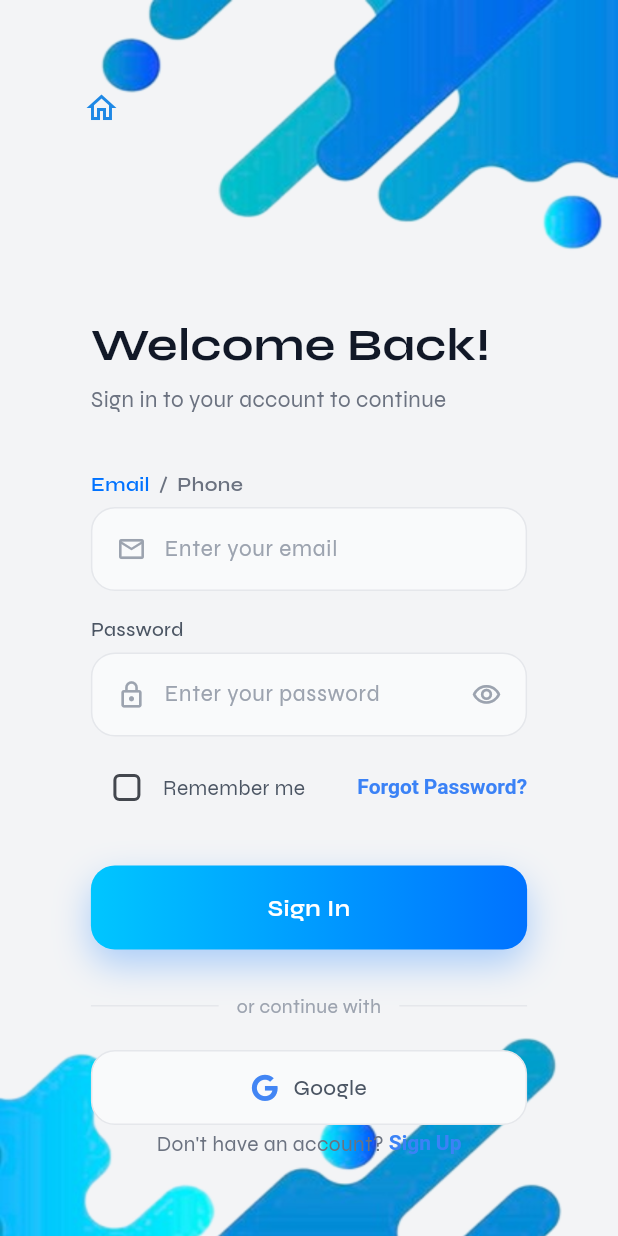
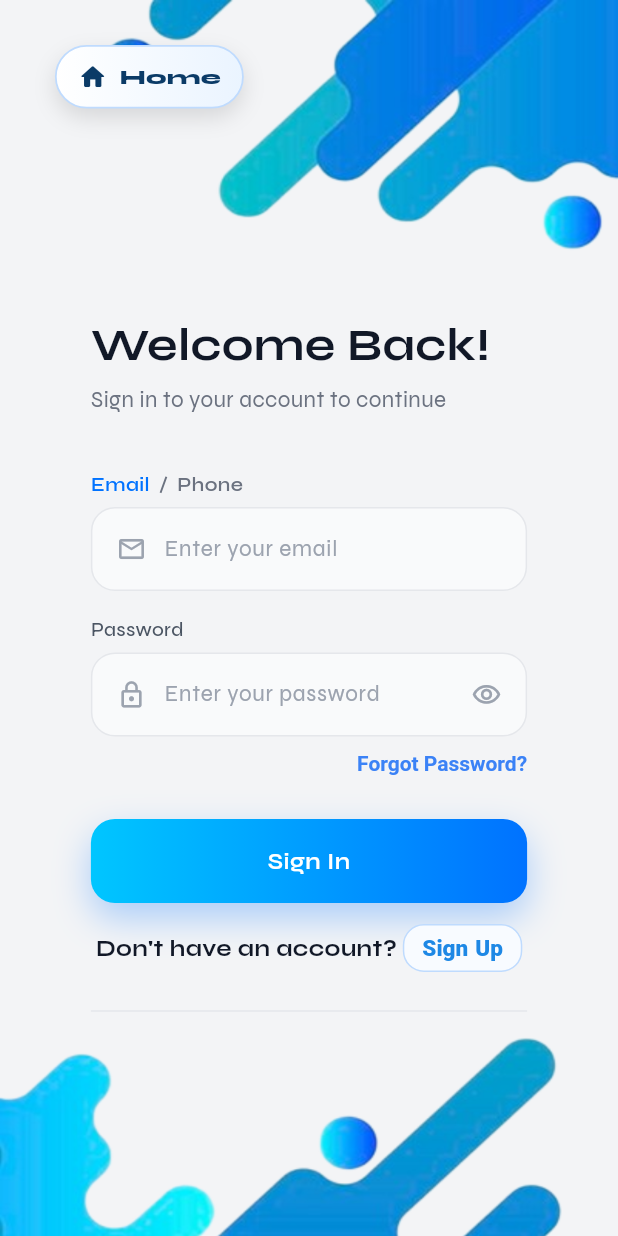
Before and after one commit to DENBARIT/CityWaterFlutterManagement, a Flutter app: the screen it shows after launch, after a tap on "Get Started!", after a tap on "Sign In", on a phone screen of 412 x 824 dp. Run offline on Flutter 3.47's test engine with Material 3 defaults, Android fonts, the phone set to English and light mode, and no system bars; our stand-ins replace camera, dropdown_search, flutter_svg, flutter_tts, font_awesome_flutter, google_fonts and 3 more; missing offline and left inert: google_mlkit_text_recognition; network calls fail.

Commit message:
feat(auth): simplify login UI—remove Google sign-in and Remember Me, add styled Home pill, adjust spacing and emphasize Sign Up

```diff
--- a/flutter_frontend/lib/screens/auth/login_screen.dart
+++ b/flutter_frontend/lib/screens/auth/login_screen.dart
@@ -1,6 +1,6 @@
 import 'package:flutter/material.dart';
 import 'package:font_awesome_flutter/font_awesome_flutter.dart';
-import 'package:city_water_flutter/features/home/main.dart' as aqua_home;
+import 'package:city_water_flutter/my_flutter_app/main.dart' as aqua_home;
 import 'package:city_water_flutter/screens/auth/forgot_password_screen.dart';
 import 'package:city_water_flutter/screens/auth/register_screen.dart';
 import 'package:city_water_flutter/screens/post_sign_in_page.dart';
@@ -55,7 +55,6 @@ class _LoginScreenState extends State<LoginScreen> {
   bool _signinHover = false;
   bool _homeHover = false;
   bool _showPassword = false;
-  bool _rememberMe = false;
   bool _isSubmitting = false;
   final Map<String, bool> _socialHover = <String, bool>{};
 
@@ -136,15 +135,6 @@ class _LoginScreenState extends State<LoginScreen> {
         setState(() => _isSubmitting = false);
       }
     }
-  }
-
-  Future<void> _handleGoogleSignIn() async {
-    if (!mounted) return;
-    ScaffoldMessenger.of(context).showSnackBar(
-      const SnackBar(
-        content: Text('Google sign-in is disabled in this build.'),
-      ),
-    );
   }
 
   Future<void> _handleFacebookSignIn() async {
@@ -245,16 +235,17 @@ class _LoginScreenState extends State<LoginScreen> {
                     child: Stack(
                       children: [
                         Positioned(
-                          left: 25,
-                          top: 40,
+                          left: 16,
+                          top: 18,
                           child: MouseRegion(
                             cursor: SystemMouseCursors.click,
                             onEnter: (_) => setState(() => _homeHover = true),
                             onExit: (_) => setState(() => _homeHover = false),
                             child: Material(
                               color: Colors.transparent,
+                              elevation: 0,
                               child: InkWell(
-                                borderRadius: BorderRadius.circular(20),
+                                borderRadius: BorderRadius.circular(24),
                                 onTap: () {
                                   Navigator.of(context).pushAndRemoveUntil(
                                     MaterialPageRoute(
@@ -265,22 +256,64 @@ class _LoginScreenState extends State<LoginScreen> {
                                   );
                                 },
                                 child: AnimatedContainer(
-                                  duration: const Duration(milliseconds: 180),
+                                  duration: const Duration(milliseconds: 200),
+                                  curve: Curves.easeOutCubic,
                                   padding: const EdgeInsets.symmetric(
-                                    horizontal: 10,
-                                    vertical: 8,
+                                    horizontal: 14,
+                                    vertical: 10,
                                   ),
                                   decoration: BoxDecoration(
+                                    gradient: LinearGradient(
+                                      colors: _homeHover
+                                          ? const [
+                                              Color(0xFF0B3B67),
+                                              Color(0xFF1E90FF),
+                                            ]
+                                          : const [
+                                              Color(0xFFFFFFFF),
+                                              Color(0xFFEAF4FF),
+                                            ],
+                                    ),
+                                    borderRadius: BorderRadius.circular(24),
+                                    border: Border.all(
                                       color: _homeHover
-                                        ? const Color(0xFF0D47A1)
-                                        : Colors.transparent,
-                                    borderRadius: BorderRadius.circular(20),
+                                          ? const Color(0xFF1E90FF)
+                                          : const Color(0xFFBFDBFE),
+                                      width: 1.2,
                                     ),
-                                  child: Icon(
-                                    Icons.home_outlined,
+                                    boxShadow: [
+                                      BoxShadow(
+                                        color: Colors.black.withValues(
+                                          alpha: _homeHover ? 0.26 : 0.12,
+                                        ),
+                                        blurRadius: _homeHover ? 18 : 12,
+                                        offset: const Offset(0, 6),
+                                      ),
+                                    ],
+                                  ),
+                                  child: Row(
+                                    mainAxisSize: MainAxisSize.min,
+                                    children: [
+                                      Icon(
+                                        Icons.home_rounded,
+                                        size: 20,
                                         color: _homeHover
                                             ? Colors.white
-                                        : const Color(0xFF1E88E5),
+                                            : const Color(0xFF0B3B67),
+                                      ),
+                                      const SizedBox(width: 8),
+                                      Text(
+                                        'Home',
+                                        style: TextStyle(
+                                          fontSize: 13.5,
+                                          fontWeight: FontWeight.w800,
+                                          letterSpacing: 0.2,
+                                          color: _homeHover
+                                              ? Colors.white
+                                              : const Color(0xFF0B3B67),
+                                        ),
+                                      ),
+                                    ],
                                   ),
                                 ),
                               ),
@@ -387,36 +420,9 @@ class _LoginScreenState extends State<LoginScreen> {
                                 _passwordField(),
                                 const SizedBox(height: 10),
 
-                                Row(
-                                  mainAxisAlignment:
-                                      MainAxisAlignment.spaceBetween,
-                                  children: [
-                                    Row(
-                                      children: [
-                                        Checkbox(
-                                          value: _rememberMe,
-                                          onChanged: (value) {
-                                            setState(() {
-                                              _rememberMe = value!;
-                                            });
-                                          },
-                                          shape: RoundedRectangleBorder(
-                                            borderRadius: BorderRadius.circular(
-                                              4,
-                                            ),
-                                          ),
-                                          activeColor: const Color(0xFF0072FF),
-                                        ),
-                                        const Text(
-                                          'Remember me',
-                                          style: TextStyle(
-                                            fontSize: 14,
-                                            color: Color(0xFF4B5563),
-                                          ),
-                                        ),
-                                      ],
-                                    ),
-                                    MouseRegion(
+                                Align(
+                                  alignment: Alignment.centerRight,
+                                  child: MouseRegion(
                                     onEnter: (_) {
                                       setState(() => _forgotHover = true);
                                     },
@@ -439,7 +445,7 @@ class _LoginScreenState extends State<LoginScreen> {
                                         ),
                                         style: TextStyle(
                                           fontSize: 14,
-                                            fontWeight: FontWeight.w600,
+                                          fontWeight: FontWeight.w700,
                                           color: _forgotHover
                                               ? const Color(0xFF003A8F)
                                               : const Color(0xFF3B82F6),
@@ -451,7 +457,6 @@ class _LoginScreenState extends State<LoginScreen> {
                                       ),
                                     ),
                                   ),
-                                  ],
                                 ),
                                 const SizedBox(height: 28),
 
@@ -459,75 +464,45 @@ class _LoginScreenState extends State<LoginScreen> {
                                 _gradientButton('Sign In', () {
                                   _handleSignIn();
                                 }),
-                                const SizedBox(height: 28),
-
-                                // Divider
-                                _orDivider(),
-                                const SizedBox(height: 20),
-
-                                // Social buttons
-                                Row(
-                                  children: [
-                                    Expanded(
-                                      child: _socialButton(
-                                        label: 'Google',
-                                        icon: _googleMulticolorIcon(),
-                                        onTap: _handleGoogleSignIn,
-                                      ),
-                                    ),
-                                    if (AuthService.facebookLoginEnabled) ...[
-                                      const SizedBox(width: 12),
-                                      Expanded(
-                                        child: _socialButton(
-                                          label: 'Facebook',
-                                          icon: const FaIcon(
-                                            FontAwesomeIcons.facebook,
-                                            size: 18,
-                                            color: Color(0xFF1877F2),
-                                          ),
-                                          onTap: _handleFacebookSignIn,
-                                        ),
-                                      ),
-                                    ],
-                                  ],
-                                ),
-
-                                const Spacer(),
+                                const SizedBox(height: 14),
 
                                 // Sign up
                                 Center(
                                   child: Row(
                                     mainAxisAlignment: MainAxisAlignment.center,
+                                    mainAxisSize: MainAxisSize.min,
                                     children: [
                                       const Text(
                                         "Don't have an account? ",
                                         style: TextStyle(
-                                          fontSize: 14,
-                                          color: Color(0xFF6B7280),
+                                          fontSize: 15,
+                                          fontWeight: FontWeight.w700,
+                                          color: Color(0xFF111827),
                                         ),
                                       ),
                                       MouseRegion(
-                                        onEnter: (_) =>
-                                            setState(() => _signupHover = true),
+                                        onEnter: (_) => setState(
+                                          () => _signupHover = true,
+                                        ),
                                         onExit: (_) => setState(
                                           () => _signupHover = false,
                                         ),
                                         child: GestureDetector(
                                           behavior: HitTestBehavior.opaque,
                                           onTapDown: (_) {
-                                            setState(
-                                              () => _signupPressed = true,
-                                            );
+                                            setState(() {
+                                              _signupPressed = true;
+                                            });
                                           },
                                           onTapCancel: () {
-                                            setState(
-                                              () => _signupPressed = false,
-                                            );
+                                            setState(() {
+                                              _signupPressed = false;
+                                            });
                                           },
                                           onTapUp: (_) {
-                                            setState(
-                                              () => _signupPressed = false,
-                                            );
+                                            setState(() {
+                                              _signupPressed = false;
+                                            });
                                           },
                                           onTap: () {
                                             Navigator.of(context).push(
@@ -537,31 +512,67 @@ class _LoginScreenState extends State<LoginScreen> {
                                               ),
                                             );
                                           },
+                                          child: AnimatedContainer(
+                                            duration: const Duration(
+                                              milliseconds: 180,
+                                            ),
+                                            padding: const EdgeInsets.symmetric(
+                                              horizontal: 12,
+                                              vertical: 6,
+                                            ),
+                                            decoration: BoxDecoration(
+                                              color: (_signupHover ||
+                                                      _signupPressed)
+                                                  ? const Color(0xFFEAF3FF)
+                                                  : const Color(0xFFF8FBFF),
+                                              borderRadius:
+                                                  BorderRadius.circular(14),
+                                              border: Border.all(
+                                                color: (_signupHover ||
+                                                        _signupPressed)
+                                                    ? const Color(0xFF1E88E5)
+                                                    : const Color(0xFFBFDBFE),
+                                              ),
+                                            ),
                                             child: AnimatedDefaultTextStyle(
                                               duration: const Duration(
-                                              milliseconds: 200,
+                                                milliseconds: 180,
                                               ),
                                               style: TextStyle(
-                                              fontSize: 14,
-                                              fontWeight: FontWeight.w600,
-                                              color:
-                                                  (_signupHover ||
+                                                fontSize: 15,
+                                                fontWeight: FontWeight.w800,
+                                                color: (_signupHover ||
                                                         _signupPressed)
                                                     ? const Color(0xFF003A8F)
-                                                  : const Color(0xFF3B82F6),
-                                              decoration:
-                                                  (_signupHover ||
-                                                      _signupPressed)
-                                                  ? TextDecoration.underline
-                                                  : TextDecoration.none,
+                                                    : const Color(0xFF1E88E5),
+                                                decoration: TextDecoration.none,
                                               ),
                                               child: const Text('Sign Up'),
+                                            ),
                                           ),
                                         ),
                                       ),
                                     ],
                                   ),
                                 ),
+                                const SizedBox(height: 18),
+
+                                // Divider
+                                _orDivider(),
+                                const SizedBox(height: 20),
+
+                                // Social buttons
+                                if (AuthService.facebookLoginEnabled)
+                                  _socialButton(
+                                    label: 'Facebook',
+                                    icon: const FaIcon(
+                                      FontAwesomeIcons.facebook,
+                                      size: 18,
+                                      color: Color(0xFF1877F2),
+                                    ),
+                                    onTap: _handleFacebookSignIn,
+                                  ),
+
                               ],
                             ),
                           ),
@@ -769,13 +780,6 @@ class _LoginScreenState extends State<LoginScreen> {
     return Row(
       children: const [
         Expanded(child: Divider(color: Color(0xFFE5E7EB), thickness: 1)),
-        Padding(
-          padding: EdgeInsets.symmetric(horizontal: 12),
-          child: Text(
-            'or continue with',
-            style: TextStyle(fontSize: 13, color: Color(0xFF9CA3AF)),
-          ),
-        ),
         Expanded(child: Divider(color: Color(0xFFE5E7EB), thickness: 1)),
       ],
     );
@@ -825,11 +829,4 @@ class _LoginScreenState extends State<LoginScreen> {
     );
   }
 
-  Widget _googleMulticolorIcon() {
-    return const FaIcon(
-      FontAwesomeIcons.google,
-      size: 18,
-      color: Color(0xFF4285F4),
-    );
 }
-}
```
Lines whose indentation alone changed are shown as unchanged.
